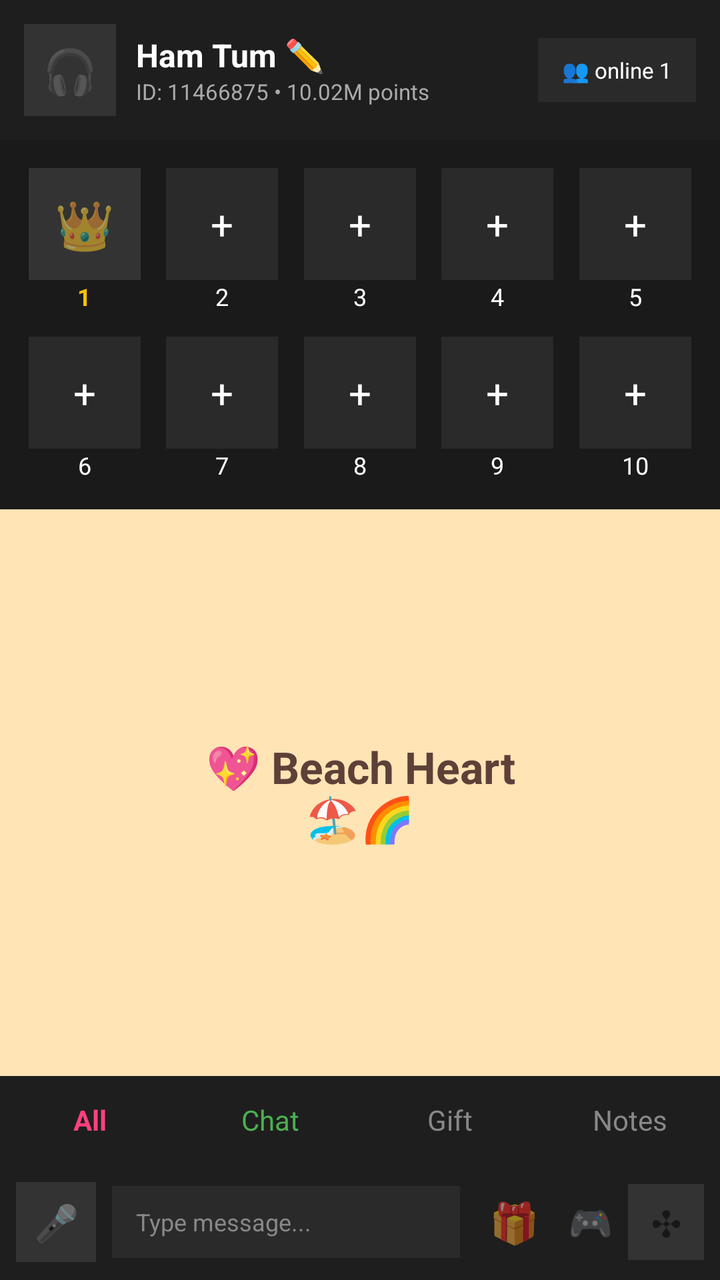
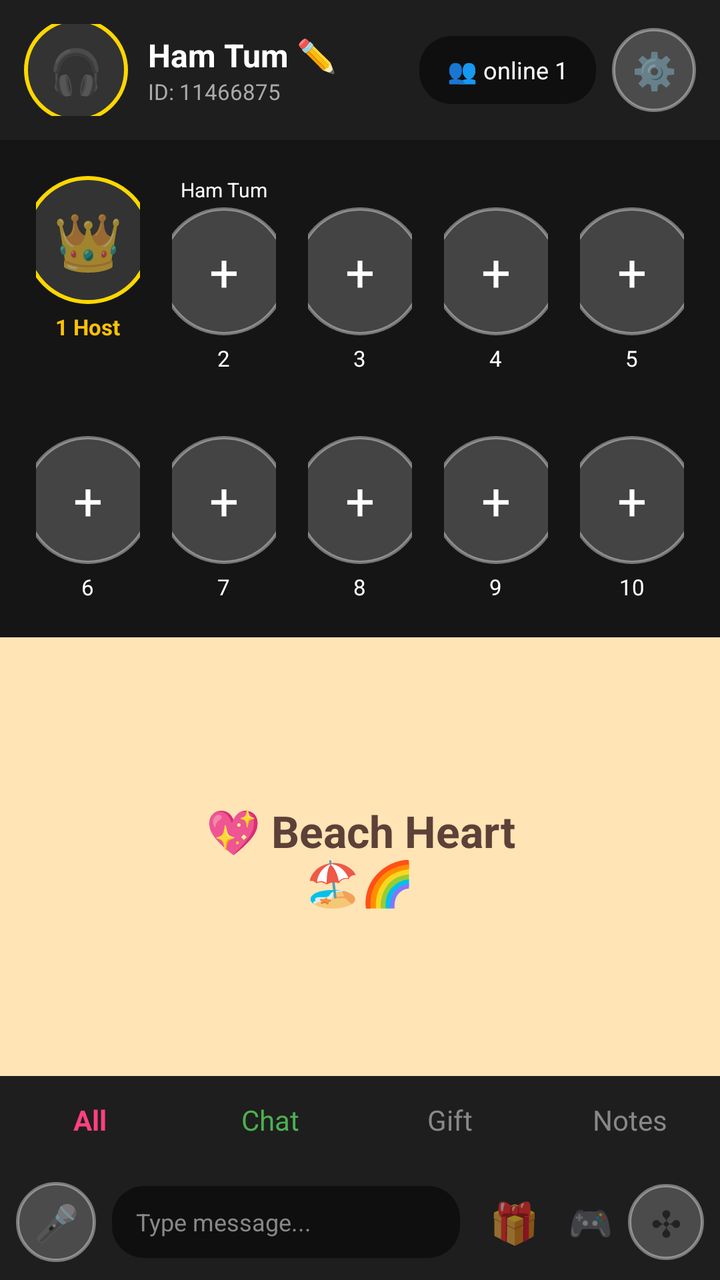

Screens rendered from an Android XML layout before and after an edit, with the pre-edit source and the edit as a unified diff.
<!-- AndroidManifest.xml: application theme Theme.AppCompat.DayNight.NoActionBar -->
<!-- res/layout/activity_voice_room.xml -->
<?xml version="1.0" encoding="utf-8"?>
<LinearLayout xmlns:android="http://schemas.android.com/apk/res/android"
    android:layout_width="match_parent"
    android:layout_height="match_parent"
    android:background="#121212"
    android:orientation="vertical">

    
    <LinearLayout android:layout_width="match_parent" android:layout_height="70dp" android:background="#1E1E1E" android:gravity="center_vertical" android:orientation="horizontal" android:padding="12dp">
        <TextView android:id="@+id/imgHost" android:layout_width="46dp" android:layout_height="46dp" android:background="#333333" android:gravity="center" android:text="🎧" android:textSize="22sp"/>
        <LinearLayout android:layout_width="0dp" android:layout_height="wrap_content" android:layout_marginStart="10dp" android:layout_weight="1" android:orientation="vertical">
            <TextView android:id="@+id/tvHostName" android:layout_width="wrap_content" android:layout_height="wrap_content" android:text="Ham Tum ✏️" android:textColor="#FFFFFF" android:textSize="16sp" android:textStyle="bold"/>
            <TextView android:layout_width="wrap_content" android:layout_height="wrap_content" android:text="ID: 11466875 • 10.02M points" android:textColor="#AAAAAA" android:textSize="11sp"/>
        </LinearLayout>
        <TextView android:id="@+id/tvOnline" android:layout_width="wrap_content" android:layout_height="32dp" android:background="#2A2A2A" android:gravity="center" android:paddingLeft="12dp" android:paddingRight="12dp" android:text="👥 online 1" android:textColor="#FFFFFF" android:textSize="11sp"/>
    </LinearLayout>

    
    <GridLayout android:layout_width="match_parent" android:layout_height="wrap_content" android:background="#1A1A1A" android:columnCount="5" android:padding="8dp">
        <LinearLayout android:layout_width="0dp" android:layout_height="wrap_content" android:layout_columnWeight="1" android:gravity="center" android:orientation="vertical" android:padding="6dp"><TextView android:id="@+id/seat1" android:layout_width="56dp" android:layout_height="56dp" android:background="#333333" android:gravity="center" android:text="👑" android:textSize="24sp"/><TextView android:layout_width="wrap_content" android:layout_height="wrap_content" android:text="1" android:textColor="#FFC107" android:textSize="12sp" android:textStyle="bold"/></LinearLayout>
        <LinearLayout android:layout_width="0dp" android:layout_height="wrap_content" android:layout_columnWeight="1" android:gravity="center" android:orientation="vertical" android:padding="6dp"><TextView android:id="@+id/seat2" android:layout_width="56dp" android:layout_height="56dp" android:background="#2A2A2A" android:gravity="center" android:text="+" android:textColor="#FFFFFF" android:textSize="20sp"/><TextView android:layout_width="wrap_content" android:layout_height="wrap_content" android:text="2" android:textColor="#FFFFFF" android:textSize="12sp"/></LinearLayout>
        <LinearLayout android:layout_width="0dp" android:layout_height="wrap_content" android:layout_columnWeight="1" android:gravity="center" android:orientation="vertical" android:padding="6dp"><TextView android:id="@+id/seat3" android:layout_width="56dp" android:layout_height="56dp" android:background="#2A2A2A" android:gravity="center" android:text="+" android:textColor="#FFFFFF" android:textSize="20sp"/><TextView android:layout_width="wrap_content" android:layout_height="wrap_content" android:text="3" android:textColor="#FFFFFF" android:textSize="12sp"/></LinearLayout>
        <LinearLayout android:layout_width="0dp" android:layout_height="wrap_content" android:layout_columnWeight="1" android:gravity="center" android:orientation="vertical" android:padding="6dp"><TextView android:id="@+id/seat4" android:layout_width="56dp" android:layout_height="56dp" android:background="#2A2A2A" android:gravity="center" android:text="+" android:textColor="#FFFFFF" android:textSize="20sp"/><TextView android:layout_width="wrap_content" android:layout_height="wrap_content" android:text="4" android:textColor="#FFFFFF" android:textSize="12sp"/></LinearLayout>
        <LinearLayout android:layout_width="0dp" android:layout_height="wrap_content" android:layout_columnWeight="1" android:gravity="center" android:orientation="vertical" android:padding="6dp"><TextView android:id="@+id/seat5" android:layout_width="56dp" android:layout_height="56dp" android:background="#2A2A2A" android:gravity="center" android:text="+" android:textColor="#FFFFFF" android:textSize="20sp"/><TextView android:layout_width="wrap_content" android:layout_height="wrap_content" android:text="5" android:textColor="#FFFFFF" android:textSize="12sp"/></LinearLayout>
        <LinearLayout android:layout_width="0dp" android:layout_height="wrap_content" android:layout_columnWeight="1" android:gravity="center" android:orientation="vertical" android:padding="6dp"><TextView android:id="@+id/seat6" android:layout_width="56dp" android:layout_height="56dp" android:background="#2A2A2A" android:gravity="center" android:text="+" android:textColor="#FFFFFF" android:textSize="20sp"/><TextView android:layout_width="wrap_content" android:layout_height="wrap_content" android:text="6" android:textColor="#FFFFFF" android:textSize="12sp"/></LinearLayout>
        <LinearLayout android:layout_width="0dp" android:layout_height="wrap_content" android:layout_columnWeight="1" android:gravity="center" android:orientation="vertical" android:padding="6dp"><TextView android:id="@+id/seat7" android:layout_width="56dp" android:layout_height="56dp" android:background="#2A2A2A" android:gravity="center" android:text="+" android:textColor="#FFFFFF" android:textSize="20sp"/><TextView android:layout_width="wrap_content" android:layout_height="wrap_content" android:text="7" android:textColor="#FFFFFF" android:textSize="12sp"/></LinearLayout>
        <LinearLayout android:layout_width="0dp" android:layout_height="wrap_content" android:layout_columnWeight="1" android:gravity="center" android:orientation="vertical" android:padding="6dp"><TextView android:id="@+id/seat8" android:layout_width="56dp" android:layout_height="56dp" android:background="#2A2A2A" android:gravity="center" android:text="+" android:textColor="#FFFFFF" android:textSize="20sp"/><TextView android:layout_width="wrap_content" android:layout_height="wrap_content" android:text="8" android:textColor="#FFFFFF" android:textSize="12sp"/></LinearLayout>
        <LinearLayout android:layout_width="0dp" android:layout_height="wrap_content" android:layout_columnWeight="1" android:gravity="center" android:orientation="vertical" android:padding="6dp"><TextView android:id="@+id/seat9" android:layout_width="56dp" android:layout_height="56dp" android:background="#2A2A2A" android:gravity="center" android:text="+" android:textColor="#FFFFFF" android:textSize="20sp"/><TextView android:layout_width="wrap_content" android:layout_height="wrap_content" android:text="9" android:textColor="#FFFFFF" android:textSize="12sp"/></LinearLayout>
        <LinearLayout android:layout_width="0dp" android:layout_height="wrap_content" android:layout_columnWeight="1" android:gravity="center" android:orientation="vertical" android:padding="6dp"><TextView android:id="@+id/seat10" android:layout_width="56dp" android:layout_height="56dp" android:background="#2A2A2A" android:gravity="center" android:text="+" android:textColor="#FFFFFF" android:textSize="20sp"/><TextView android:layout_width="wrap_content" android:layout_height="wrap_content" android:text="10" android:textColor="#FFFFFF" android:textSize="12sp"/></LinearLayout>
    </GridLayout>

    
    <TextView android:layout_width="match_parent" android:layout_height="0dp" android:layout_weight="1" android:background="#FFE4B5" android:gravity="center" android:text="💖 Beach Heart&#10;🏖️🌈" android:textColor="#5D4037" android:textSize="22sp" android:textStyle="bold"/>

    
    <LinearLayout android:layout_width="match_parent" android:layout_height="44dp" android:background="#1E1E1E" android:orientation="horizontal">
        <TextView android:layout_width="0dp" android:layout_height="match_parent" android:layout_weight="1" android:gravity="center" android:text="All" android:textColor="#FF4081" android:textStyle="bold"/><TextView android:layout_width="0dp" android:layout_height="match_parent" android:layout_weight="1" android:gravity="center" android:text="Chat" android:textColor="#4CAF50"/><TextView android:layout_width="0dp" android:layout_height="match_parent" android:layout_weight="1" android:gravity="center" android:text="Gift" android:textColor="#888888"/><TextView android:layout_width="0dp" android:layout_height="match_parent" android:layout_weight="1" android:gravity="center" android:text="Notes" android:textColor="#888888"/>
    </LinearLayout>

    
    <LinearLayout android:layout_width="match_parent" android:layout_height="58dp" android:background="#1E1E1E" android:gravity="center_vertical" android:orientation="horizontal" android:padding="8dp">
        <TextView android:id="@+id/btnMic" android:layout_width="40dp" android:layout_height="40dp" android:background="#333333" android:gravity="center" android:text="🎤" android:textSize="18sp"/>
        <TextView android:layout_width="0dp" android:layout_height="36dp" android:layout_marginLeft="8dp" android:layout_marginRight="8dp" android:layout_weight="1" android:background="#2A2A2A" android:gravity="center_vertical" android:paddingLeft="12dp" android:text="Type message..." android:textColor="#888888" android:textSize="12sp"/>
        <TextView android:id="@+id/btnGiftBottom" android:layout_width="38dp" android:layout_height="38dp" android:gravity="center" android:text="🎁" android:textSize="20sp"/><TextView android:id="@+id/btnGame" android:layout_width="38dp" android:layout_height="38dp" android:gravity="center" android:text="🎮" android:textSize="18sp"/><TextView android:id="@+id/btnMore" android:layout_width="38dp" android:layout_height="38dp" android:background="#333333" android:gravity="center" android:text="✣" android:textSize="18sp"/>
    </LinearLayout>
</LinearLayout>
<!-- resources referenced by this layout -->
<resources>

</resources>

<!-- the commit's change to res/layout/activity_voice_room.xml (unified diff, before → after) -->
@@ -1,46 +1,51 @@
 <?xml version="1.0" encoding="utf-8"?>
 <LinearLayout xmlns:android="http://schemas.android.com/apk/res/android"
+    android:id="@+id/rootLayout"
     android:layout_width="match_parent"
     android:layout_height="match_parent"
     android:background="#121212"
     android:orientation="vertical">
 
-    
     <LinearLayout android:layout_width="match_parent" android:layout_height="70dp" android:background="#1E1E1E" android:gravity="center_vertical" android:orientation="horizontal" android:padding="12dp">
-        <TextView android:id="@+id/imgHost" android:layout_width="46dp" android:layout_height="46dp" android:background="#333333" android:gravity="center" android:text="🎧" android:textSize="22sp"/>
+        <TextView android:id="@+id/imgHost" android:layout_width="52dp" android:layout_height="52dp" android:background="@drawable/circle_shape" android:gravity="center" android:text="🎧" android:textSize="22sp"/>
         <LinearLayout android:layout_width="0dp" android:layout_height="wrap_content" android:layout_marginStart="10dp" android:layout_weight="1" android:orientation="vertical">
             <TextView android:id="@+id/tvHostName" android:layout_width="wrap_content" android:layout_height="wrap_content" android:text="Ham Tum ✏️" android:textColor="#FFFFFF" android:textSize="16sp" android:textStyle="bold"/>
-            <TextView android:layout_width="wrap_content" android:layout_height="wrap_content" android:text="ID: 11466875 • 10.02M points" android:textColor="#AAAAAA" android:textSize="11sp"/>
+            <TextView android:layout_width="wrap_content" android:layout_height="wrap_content" android:text="ID: 11466875" android:textColor="#AAAAAA" android:textSize="11sp"/>
         </LinearLayout>
-        <TextView android:id="@+id/tvOnline" android:layout_width="wrap_content" android:layout_height="32dp" android:background="#2A2A2A" android:gravity="center" android:paddingLeft="12dp" android:paddingRight="12dp" android:text="👥 online 1" android:textColor="#FFFFFF" android:textSize="11sp"/>
+        <TextView android:id="@+id/tvOnline" android:layout_width="wrap_content" android:layout_height="34dp" android:background="@drawable/rounded_bg" android:gravity="center" android:paddingLeft="14dp" android:paddingRight="14dp" android:text="👥 online 1" android:textColor="#FFFFFF" android:textSize="12sp"/>
+        <TextView android:id="@+id/btnHeaderSetting" android:layout_width="42dp" android:layout_height="42dp" android:layout_marginStart="8dp" android:background="@drawable/circle_seat_bg" android:gravity="center" android:text="⚙️" android:textSize="18sp"/>
     </LinearLayout>
 
-    
-    <GridLayout android:layout_width="match_parent" android:layout_height="wrap_content" android:background="#1A1A1A" android:columnCount="5" android:padding="8dp">
-        <LinearLayout android:layout_width="0dp" android:layout_height="wrap_content" android:layout_columnWeight="1" android:gravity="center" android:orientation="vertical" android:padding="6dp"><TextView android:id="@+id/seat1" android:layout_width="56dp" android:layout_height="56dp" android:background="#333333" android:gravity="center" android:text="👑" android:textSize="24sp"/><TextView android:layout_width="wrap_content" android:layout_height="wrap_content" android:text="1" android:textColor="#FFC107" android:textSize="12sp" android:textStyle="bold"/></LinearLayout>
-        <LinearLayout android:layout_width="0dp" android:layout_height="wrap_content" android:layout_columnWeight="1" android:gravity="center" android:orientation="vertical" android:padding="6dp"><TextView android:id="@+id/seat2" android:layout_width="56dp" android:layout_height="56dp" android:background="#2A2A2A" android:gravity="center" android:text="+" android:textColor="#FFFFFF" android:textSize="20sp"/><TextView android:layout_width="wrap_content" android:layout_height="wrap_content" android:text="2" android:textColor="#FFFFFF" android:textSize="12sp"/></LinearLayout>
-        <LinearLayout android:layout_width="0dp" android:layout_height="wrap_content" android:layout_columnWeight="1" android:gravity="center" android:orientation="vertical" android:padding="6dp"><TextView android:id="@+id/seat3" android:layout_width="56dp" android:layout_height="56dp" android:background="#2A2A2A" android:gravity="center" android:text="+" android:textColor="#FFFFFF" android:textSize="20sp"/><TextView android:layout_width="wrap_content" android:layout_height="wrap_content" android:text="3" android:textColor="#FFFFFF" android:textSize="12sp"/></LinearLayout>
-        <LinearLayout android:layout_width="0dp" android:layout_height="wrap_content" android:layout_columnWeight="1" android:gravity="center" android:orientation="vertical" android:padding="6dp"><TextView android:id="@+id/seat4" android:layout_width="56dp" android:layout_height="56dp" android:background="#2A2A2A" android:gravity="center" android:text="+" android:textColor="#FFFFFF" android:textSize="20sp"/><TextView android:layout_width="wrap_content" android:layout_height="wrap_content" android:text="4" android:textColor="#FFFFFF" android:textSize="12sp"/></LinearLayout>
-        <LinearLayout android:layout_width="0dp" android:layout_height="wrap_content" android:layout_columnWeight="1" android:gravity="center" android:orientation="vertical" android:padding="6dp"><TextView android:id="@+id/seat5" android:layout_width="56dp" android:layout_height="56dp" android:background="#2A2A2A" android:gravity="center" android:text="+" android:textColor="#FFFFFF" android:textSize="20sp"/><TextView android:layout_width="wrap_content" android:layout_height="wrap_content" android:text="5" android:textColor="#FFFFFF" android:textSize="12sp"/></LinearLayout>
-        <LinearLayout android:layout_width="0dp" android:layout_height="wrap_content" android:layout_columnWeight="1" android:gravity="center" android:orientation="vertical" android:padding="6dp"><TextView android:id="@+id/seat6" android:layout_width="56dp" android:layout_height="56dp" android:background="#2A2A2A" android:gravity="center" android:text="+" android:textColor="#FFFFFF" android:textSize="20sp"/><TextView android:layout_width="wrap_content" android:layout_height="wrap_content" android:text="6" android:textColor="#FFFFFF" android:textSize="12sp"/></LinearLayout>
-        <LinearLayout android:layout_width="0dp" android:layout_height="wrap_content" android:layout_columnWeight="1" android:gravity="center" android:orientation="vertical" android:padding="6dp"><TextView android:id="@+id/seat7" android:layout_width="56dp" android:layout_height="56dp" android:background="#2A2A2A" android:gravity="center" android:text="+" android:textColor="#FFFFFF" android:textSize="20sp"/><TextView android:layout_width="wrap_content" android:layout_height="wrap_content" android:text="7" android:textColor="#FFFFFF" android:textSize="12sp"/></LinearLayout>
-        <LinearLayout android:layout_width="0dp" android:layout_height="wrap_content" android:layout_columnWeight="1" android:gravity="center" android:orientation="vertical" android:padding="6dp"><TextView android:id="@+id/seat8" android:layout_width="56dp" android:layout_height="56dp" android:background="#2A2A2A" android:gravity="center" android:text="+" android:textColor="#FFFFFF" android:textSize="20sp"/><TextView android:layout_width="wrap_content" android:layout_height="wrap_content" android:text="8" android:textColor="#FFFFFF" android:textSize="12sp"/></LinearLayout>
-        <LinearLayout android:layout_width="0dp" android:layout_height="wrap_content" android:layout_columnWeight="1" android:gravity="center" android:orientation="vertical" android:padding="6dp"><TextView android:id="@+id/seat9" android:layout_width="56dp" android:layout_height="56dp" android:background="#2A2A2A" android:gravity="center" android:text="+" android:textColor="#FFFFFF" android:textSize="20sp"/><TextView android:layout_width="wrap_content" android:layout_height="wrap_content" android:text="9" android:textColor="#FFFFFF" android:textSize="12sp"/></LinearLayout>
-        <LinearLayout android:layout_width="0dp" android:layout_height="wrap_content" android:layout_columnWeight="1" android:gravity="center" android:orientation="vertical" android:padding="6dp"><TextView android:id="@+id/seat10" android:layout_width="56dp" android:layout_height="56dp" android:background="#2A2A2A" android:gravity="center" android:text="+" android:textColor="#FFFFFF" android:textSize="20sp"/><TextView android:layout_width="wrap_content" android:layout_height="wrap_content" android:text="10" android:textColor="#FFFFFF" android:textSize="12sp"/></LinearLayout>
+    <GridLayout android:layout_width="match_parent" android:layout_height="wrap_content" android:background="#151515" android:columnCount="5" android:padding="10dp">
+        <LinearLayout android:layout_width="0dp" android:layout_height="wrap_content" android:layout_columnWeight="1" android:gravity="center" android:orientation="vertical" android:padding="8dp">
+            <TextView android:id="@+id/seat1" android:layout_width="64dp" android:layout_height="64dp" android:background="@drawable/circle_shape" android:gravity="center" android:text="👑" android:textSize="28sp"/>
+            <TextView android:layout_width="wrap_content" android:layout_height="wrap_content" android:layout_marginTop="4dp" android:text="1 Host" android:textColor="#FFC107" android:textSize="11sp" android:textStyle="bold"/>
+        </LinearLayout>
+
+        <LinearLayout android:layout_width="0dp" android:layout_height="wrap_content" android:layout_columnWeight="1" android:gravity="center" android:orientation="vertical" android:padding="8dp">
+            <TextView android:id="@+id/tvName2" android:layout_width="wrap_content" android:layout_height="wrap_content" android:text="Ham Tum" android:textColor="#FFFFFF" android:textSize="10sp" android:maxLines="1"/>
+            <TextView android:id="@+id/seat2" android:layout_width="64dp" android:layout_height="64dp" android:layout_marginTop="2dp" android:background="@drawable/circle_seat_bg" android:gravity="center" android:text="+" android:textColor="#FFFFFF" android:textSize="26sp"/>
+            <TextView android:layout_width="wrap_content" android:layout_height="wrap_content" android:layout_marginTop="4dp" android:text="2" android:textColor="#FFFFFF" android:textSize="11sp"/>
+        </LinearLayout>
+
+        <LinearLayout android:layout_width="0dp" android:layout_height="wrap_content" android:layout_columnWeight="1" android:gravity="center" android:orientation="vertical" android:padding="8dp"><TextView android:layout_width="wrap_content" android:layout_height="wrap_content" android:text=" " android:textSize="10sp"/><TextView android:id="@+id/seat3" android:layout_width="64dp" android:layout_height="64dp" android:layout_marginTop="2dp" android:background="@drawable/circle_seat_bg" android:gravity="center" android:text="+" android:textColor="#FFFFFF" android:textSize="26sp"/><TextView android:layout_width="wrap_content" android:layout_height="wrap_content" android:layout_marginTop="4dp" android:text="3" android:textColor="#FFFFFF" android:textSize="11sp"/></LinearLayout>
+        <LinearLayout android:layout_width="0dp" android:layout_height="wrap_content" android:layout_columnWeight="1" android:gravity="center" android:orientation="vertical" android:padding="8dp"><TextView android:layout_width="wrap_content" android:layout_height="wrap_content" android:text=" " android:textSize="10sp"/><TextView android:id="@+id/seat4" android:layout_width="64dp" android:layout_height="64dp" android:layout_marginTop="2dp" android:background="@drawable/circle_seat_bg" android:gravity="center" android:text="+" android:textColor="#FFFFFF" android:textSize="26sp"/><TextView android:layout_width="wrap_content" android:layout_height="wrap_content" android:layout_marginTop="4dp" android:text="4" android:textColor="#FFFFFF" android:textSize="11sp"/></LinearLayout>
+        <LinearLayout android:layout_width="0dp" android:layout_height="wrap_content" android:layout_columnWeight="1" android:gravity="center" android:orientation="vertical" android:padding="8dp"><TextView android:layout_width="wrap_content" android:layout_height="wrap_content" android:text=" " android:textSize="10sp"/><TextView android:id="@+id/seat5" android:layout_width="64dp" android:layout_height="64dp" android:layout_marginTop="2dp" android:background="@drawable/circle_seat_bg" android:gravity="center" android:text="+" android:textColor="#FFFFFF" android:textSize="26sp"/><TextView android:layout_width="wrap_content" android:layout_height="wrap_content" android:layout_marginTop="4dp" android:text="5" android:textColor="#FFFFFF" android:textSize="11sp"/></LinearLayout>
+
+        <LinearLayout android:layout_width="0dp" android:layout_height="wrap_content" android:layout_columnWeight="1" android:gravity="center" android:orientation="vertical" android:padding="8dp"><TextView android:layout_width="wrap_content" android:layout_height="wrap_content" android:text=" " android:textSize="10sp"/><TextView android:id="@+id/seat6" android:layout_width="64dp" android:layout_height="64dp" android:layout_marginTop="2dp" android:background="@drawable/circle_seat_bg" android:gravity="center" android:text="+" android:textColor="#FFFFFF" android:textSize="26sp"/><TextView android:layout_width="wrap_content" android:layout_height="wrap_content" android:layout_marginTop="4dp" android:text="6" android:textColor="#FFFFFF" android:textSize="11sp"/></LinearLayout>
+        <LinearLayout android:layout_width="0dp" android:layout_height="wrap_content" android:layout_columnWeight="1" android:gravity="center" android:orientation="vertical" android:padding="8dp"><TextView android:layout_width="wrap_content" android:layout_height="wrap_content" android:text=" " android:textSize="10sp"/><TextView android:id="@+id/seat7" android:layout_width="64dp" android:layout_height="64dp" android:layout_marginTop="2dp" android:background="@drawable/circle_seat_bg" android:gravity="center" android:text="+" android:textColor="#FFFFFF" android:textSize="26sp"/><TextView android:layout_width="wrap_content" android:layout_height="wrap_content" android:layout_marginTop="4dp" android:text="7" android:textColor="#FFFFFF" android:textSize="11sp"/></LinearLayout>
+        <LinearLayout android:layout_width="0dp" android:layout_height="wrap_content" android:layout_columnWeight="1" android:gravity="center" android:orientation="vertical" android:padding="8dp"><TextView android:layout_width="wrap_content" android:layout_height="wrap_content" android:text=" " android:textSize="10sp"/><TextView android:id="@+id/seat8" android:layout_width="64dp" android:layout_height="64dp" android:layout_marginTop="2dp" android:background="@drawable/circle_seat_bg" android:gravity="center" android:text="+" android:textColor="#FFFFFF" android:textSize="26sp"/><TextView android:layout_width="wrap_content" android:layout_height="wrap_content" android:layout_marginTop="4dp" android:text="8" android:textColor="#FFFFFF" android:textSize="11sp"/></LinearLayout>
+        <LinearLayout android:layout_width="0dp" android:layout_height="wrap_content" android:layout_columnWeight="1" android:gravity="center" android:orientation="vertical" android:padding="8dp"><TextView android:layout_width="wrap_content" android:layout_height="wrap_content" android:text=" " android:textSize="10sp"/><TextView android:id="@+id/seat9" android:layout_width="64dp" android:layout_height="64dp" android:layout_marginTop="2dp" android:background="@drawable/circle_seat_bg" android:gravity="center" android:text="+" android:textColor="#FFFFFF" android:textSize="26sp"/><TextView android:layout_width="wrap_content" android:layout_height="wrap_content" android:layout_marginTop="4dp" android:text="9" android:textColor="#FFFFFF" android:textSize="11sp"/></LinearLayout>
+        <LinearLayout android:layout_width="0dp" android:layout_height="wrap_content" android:layout_columnWeight="1" android:gravity="center" android:orientation="vertical" android:padding="8dp"><TextView android:layout_width="wrap_content" android:layout_height="wrap_content" android:text=" " android:textSize="10sp"/><TextView android:id="@+id/seat10" android:layout_width="64dp" android:layout_height="64dp" android:layout_marginTop="2dp" android:background="@drawable/circle_seat_bg" android:gravity="center" android:text="+" android:textColor="#FFFFFF" android:textSize="26sp"/><TextView android:layout_width="wrap_content" android:layout_height="wrap_content" android:layout_marginTop="4dp" android:text="10" android:textColor="#FFFFFF" android:textSize="11sp"/></LinearLayout>
     </GridLayout>
 
-    
-    <TextView android:layout_width="match_parent" android:layout_height="0dp" android:layout_weight="1" android:background="#FFE4B5" android:gravity="center" android:text="💖 Beach Heart&#10;🏖️🌈" android:textColor="#5D4037" android:textSize="22sp" android:textStyle="bold"/>
+    <TextView android:id="@+id/middleBg" android:layout_width="match_parent" android:layout_height="0dp" android:layout_weight="1" android:background="#FFE4B5" android:gravity="center" android:text="💖 Beach Heart&#10;🏖️🌈" android:textColor="#5D4037" android:textSize="22sp" android:textStyle="bold"/>
 
-    
-    <LinearLayout android:layout_width="match_parent" android:layout_height="44dp" android:background="#1E1E1E" android:orientation="horizontal">
-        <TextView android:layout_width="0dp" android:layout_height="match_parent" android:layout_weight="1" android:gravity="center" android:text="All" android:textColor="#FF4081" android:textStyle="bold"/><TextView android:layout_width="0dp" android:layout_height="match_parent" android:layout_weight="1" android:gravity="center" android:text="Chat" android:textColor="#4CAF50"/><TextView android:layout_width="0dp" android:layout_height="match_parent" android:layout_weight="1" android:gravity="center" android:text="Gift" android:textColor="#888888"/><TextView android:layout_width="0dp" android:layout_height="match_parent" android:layout_weight="1" android:gravity="center" android:text="Notes" android:textColor="#888888"/>
-    </LinearLayout>
+    <LinearLayout android:layout_width="match_parent" android:layout_height="44dp" android:background="#1E1E1E" android:orientation="horizontal"><TextView android:layout_width="0dp" android:layout_height="match_parent" android:layout_weight="1" android:gravity="center" android:text="All" android:textColor="#FF4081" android:textStyle="bold"/><TextView android:layout_width="0dp" android:layout_height="match_parent" android:layout_weight="1" android:gravity="center" android:text="Chat" android:textColor="#4CAF50"/><TextView android:layout_width="0dp" android:layout_height="match_parent" android:layout_weight="1" android:gravity="center" android:text="Gift" android:textColor="#888888"/><TextView android:layout_width="0dp" android:layout_height="match_parent" android:layout_weight="1" android:gravity="center" android:text="Notes" android:textColor="#888888"/></LinearLayout>
 
-    
     <LinearLayout android:layout_width="match_parent" android:layout_height="58dp" android:background="#1E1E1E" android:gravity="center_vertical" android:orientation="horizontal" android:padding="8dp">
-        <TextView android:id="@+id/btnMic" android:layout_width="40dp" android:layout_height="40dp" android:background="#333333" android:gravity="center" android:text="🎤" android:textSize="18sp"/>
-        <TextView android:layout_width="0dp" android:layout_height="36dp" android:layout_marginLeft="8dp" android:layout_marginRight="8dp" android:layout_weight="1" android:background="#2A2A2A" android:gravity="center_vertical" android:paddingLeft="12dp" android:text="Type message..." android:textColor="#888888" android:textSize="12sp"/>
-        <TextView android:id="@+id/btnGiftBottom" android:layout_width="38dp" android:layout_height="38dp" android:gravity="center" android:text="🎁" android:textSize="20sp"/><TextView android:id="@+id/btnGame" android:layout_width="38dp" android:layout_height="38dp" android:gravity="center" android:text="🎮" android:textSize="18sp"/><TextView android:id="@+id/btnMore" android:layout_width="38dp" android:layout_height="38dp" android:background="#333333" android:gravity="center" android:text="✣" android:textSize="18sp"/>
+        <TextView android:id="@+id/btnMic" android:layout_width="40dp" android:layout_height="40dp" android:background="@drawable/circle_seat_bg" android:gravity="center" android:text="🎤" android:textSize="18sp"/>
+        <TextView android:layout_width="0dp" android:layout_height="36dp" android:layout_marginLeft="8dp" android:layout_marginRight="8dp" android:layout_weight="1" android:background="@drawable/rounded_bg" android:gravity="center_vertical" android:paddingLeft="12dp" android:text="Type message..." android:textColor="#888888" android:textSize="12sp"/>
+        <TextView android:id="@+id/btnGiftBottom" android:layout_width="38dp" android:layout_height="38dp" android:gravity="center" android:text="🎁" android:textSize="20sp"/><TextView android:id="@+id/btnGame" android:layout_width="38dp" android:layout_height="38dp" android:gravity="center" android:text="🎮" android:textSize="18sp"/><TextView android:id="@+id/btnMore" android:layout_width="38dp" android:layout_height="38dp" android:background="@drawable/circle_seat_bg" android:gravity="center" android:text="✣" android:textSize="18sp"/>
     </LinearLayout>
 </LinearLayout>
<!-- resource entries referenced after the edit -->
@@ -1,5 +1,25 @@
 <!-- resources referenced by this layout -->
 <resources>
-
+  <!-- drawable circle_seat_bg (drawable) -->
+  <?xml version="1.0" encoding="utf-8"?>
+  <shape xmlns:android="http://schemas.android.com/apk/res/android"
+      android:shape="oval">
+      <solid android:color="#33FFFFFF"/>
+      <stroke android:width="1.5dp" android:color="#66FFFFFF"/>
+  </shape>
+  <!-- drawable circle_shape (drawable) -->
+  <?xml version="1.0" encoding="utf-8"?>
+  <shape xmlns:android="http://schemas.android.com/apk/res/android"
+      android:shape="oval">
+      <solid android:color="#333333"/>
+      <stroke android:width="2dp" android:color="#FFD700"/>
+  </shape>
+  <!-- drawable rounded_bg (drawable) -->
+  <?xml version="1.0" encoding="utf-8"?>
+  <shape xmlns:android="http://schemas.android.com/apk/res/android"
+      android:shape="rectangle">
+      <solid android:color="#80000000"/>
+      <corners android:radius="16dp"/>
+  </shape>
 </resources>
 
